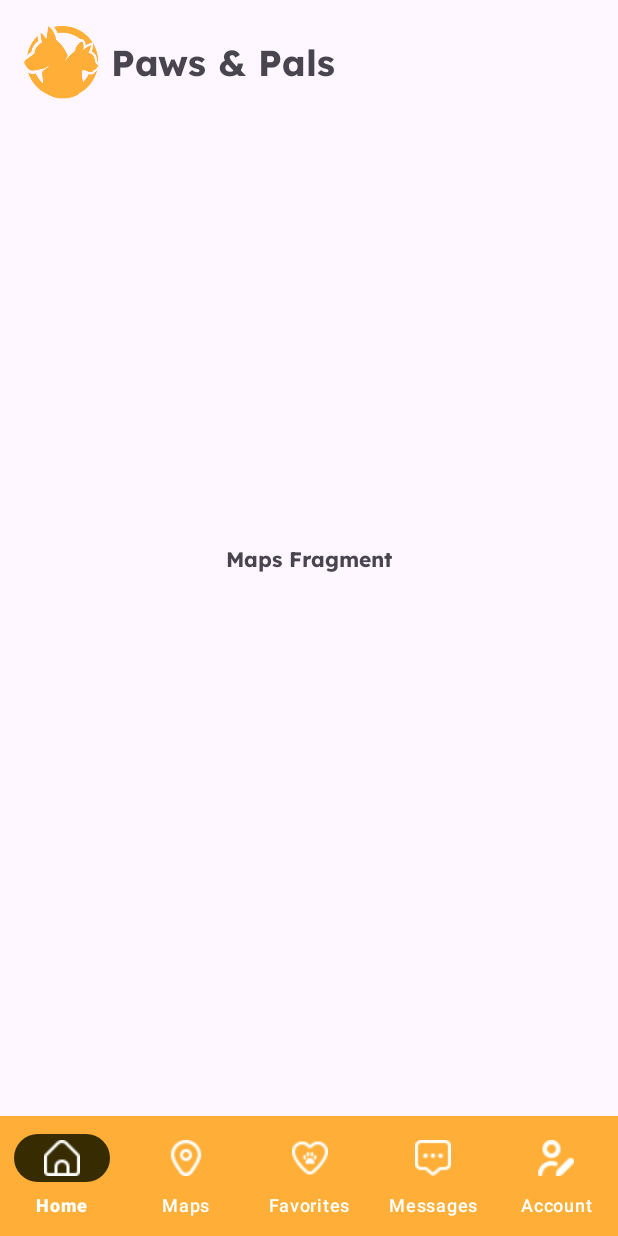
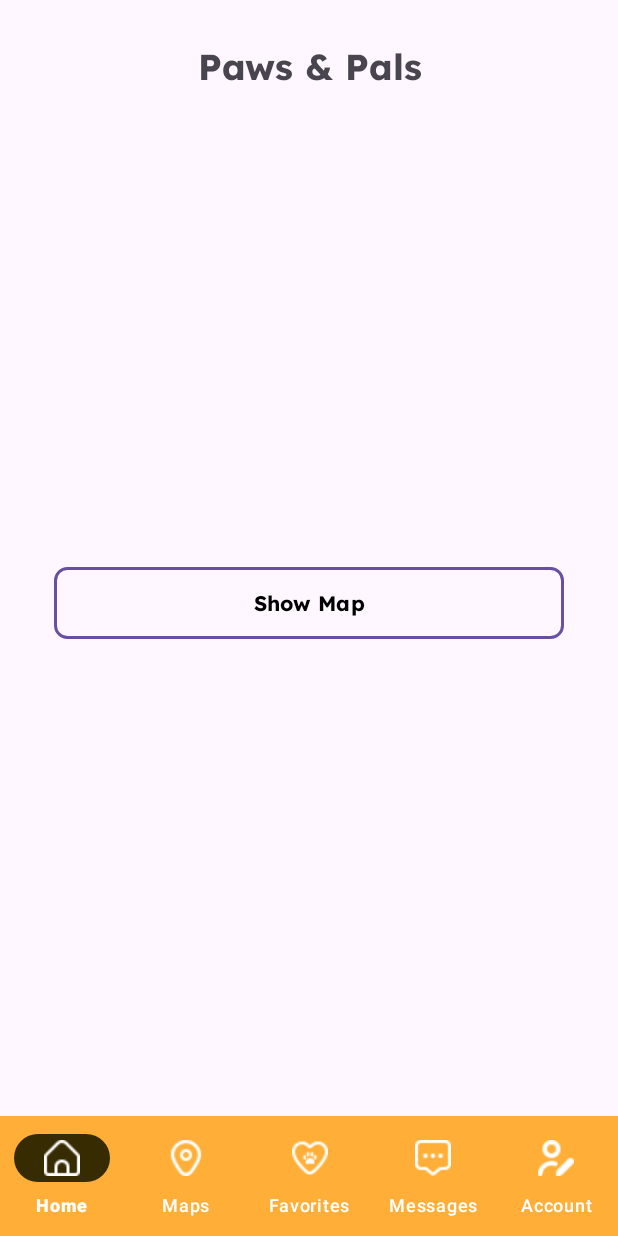
Before and after one commit to dsdsdsmari/draft, an Android app: the fragment MapsFragment placed in its activity, on a phone screen of 412 x 824 dp. Run offline under Robolectric (Android 15) with nearby library versions, the phone set to English and light mode, and no system bars; Roboto replaces fonts that are not available here.

Commit message:
im the map

```diff
--- a/app/build.gradle.kts
+++ b/app/build.gradle.kts
@@ -36,6 +36,8 @@ dependencies {
     implementation(libs.activity)
     implementation(libs.constraintlayout)
     implementation (libs.library)
+    implementation (libs.play.services.maps)
+    implementation (libs.play.services.location)
     testImplementation(libs.junit)
     androidTestImplementation(libs.ext.junit)
     androidTestImplementation(libs.espresso.core)
--- a/app/src/main/java/com/example/draft/MapsFragment.java
+++ b/app/src/main/java/com/example/draft/MapsFragment.java
@@ -1,9 +1,11 @@
 package com.example.draft;
 
+import android.content.Intent;
 import android.os.Bundle;
 import android.view.LayoutInflater;
 import android.view.View;
 import android.view.ViewGroup;
+import android.widget.Button;
 
 import androidx.fragment.app.Fragment;
 
@@ -15,6 +17,19 @@ public class MapsFragment extends Fragment {
     @Override
     public View onCreateView(LayoutInflater inflater, ViewGroup container,
                              Bundle savedInstanceState) {
-        return inflater.inflate(R.layout.fragment_maps, container, false);
+        View view = inflater.inflate(R.layout.fragment_maps, container, false);
+
+        Button btnShowMap = view.findViewById(R.id.btnShowMap);
+        btnShowMap.setOnClickListener(new View.OnClickListener() {
+            @Override
+            public void onClick(View v) {
+                Intent intent = new Intent(getActivity(), MapActivity.class);
+                startActivity(intent);
+            }
+        });
+
+        return view;
+
     }
+
 }
--- a/app/src/main/res/layout/fragment_maps.xml
+++ b/app/src/main/res/layout/fragment_maps.xml
@@ -1,43 +1,36 @@
 <?xml version="1.0" encoding="utf-8"?>
 <androidx.constraintlayout.widget.ConstraintLayout xmlns:android="http://schemas.android.com/apk/res/android"
     xmlns:app="http://schemas.android.com/apk/res-auto"
+    xmlns:tools="http://schemas.android.com/tools"
     android:layout_width="match_parent"
     android:layout_height="match_parent">
 
-    <ImageView
-        android:id="@+id/logo_image"
-        android:layout_width="50dp"
-        android:layout_height="50dp"
-        android:layout_marginStart="16dp"
-        android:src="@drawable/orange_logo"
-        app:layout_constraintBottom_toBottomOf="parent"
-        app:layout_constraintStart_toStartOf="parent"
-        app:layout_constraintTop_toTopOf="parent"
-        app:layout_constraintVertical_bias="0.024" />
-
     <TextView
         android:id="@+id/app_name_text"
-        android:layout_width="wrap_content"
+        android:layout_width="340dp"
         android:layout_height="wrap_content"
-        android:layout_gravity="center_vertical"
-        android:layout_marginStart="8dp"
         android:fontFamily="@font/lexend_bold"
         android:text="Paws &amp; Pals"
         android:textSize="24sp"
-        app:layout_constraintBottom_toBottomOf="@id/logo_image"
-        app:layout_constraintStart_toEndOf="@id/logo_image"
-        app:layout_constraintTop_toTopOf="@id/logo_image"
-        app:layout_constraintVertical_bias="0.444" />
-
-    <TextView
-        android:id="@+id/textView_home"
-        android:layout_width="wrap_content"
-        android:layout_height="wrap_content"
-        android:text="Maps Fragment"
-        android:fontFamily="@font/lexend_bold"
+        android:textAlignment="center"
         app:layout_constraintBottom_toBottomOf="parent"
         app:layout_constraintEnd_toEndOf="parent"
         app:layout_constraintStart_toStartOf="parent"
-        app:layout_constraintTop_toTopOf="parent" />
+        app:layout_constraintTop_toTopOf="parent"
+        app:layout_constraintVertical_bias="0.038" />
+
+    <Button
+        android:id="@+id/btnShowMap"
+        android:layout_width="340dp"
+        android:layout_height="wrap_content"
+        android:background="@drawable/bg_button_selected"
+        android:fontFamily="@font/lexend_bold"
+        android:text="Show Map"
+        android:textColor="@color/black"
+        app:layout_constraintBottom_toBottomOf="parent"
+        app:layout_constraintEnd_toEndOf="@+id/app_name_text"
+        app:layout_constraintStart_toStartOf="@+id/app_name_text"
+        app:layout_constraintTop_toBottomOf="@+id/app_name_text" />
+
 
 </androidx.constraintlayout.widget.ConstraintLayout>
--- a/app/src/main/res/values/strings.xml
+++ b/app/src/main/res/values/strings.xml
@@ -1,3 +1,4 @@
 <resources>
     <string name="app_name">draft</string>
+    <string name="my_map_api_key">AIzaSyB6pwOTwkwV-409YVnJLcKBDxGXWMUUbyI</string>
 </resources>
```
Also changed, not shown: app/src/main/AndroidManifest.xml (+24 -15 lines), app/src/main/java/com/example/draft/MapActivity.java (added, +95 -0 lines), app/src/main/res/layout/activity_map.xml (added, +20 -0 lines), gradle/libs.versions.toml (+8 -0 lines).
